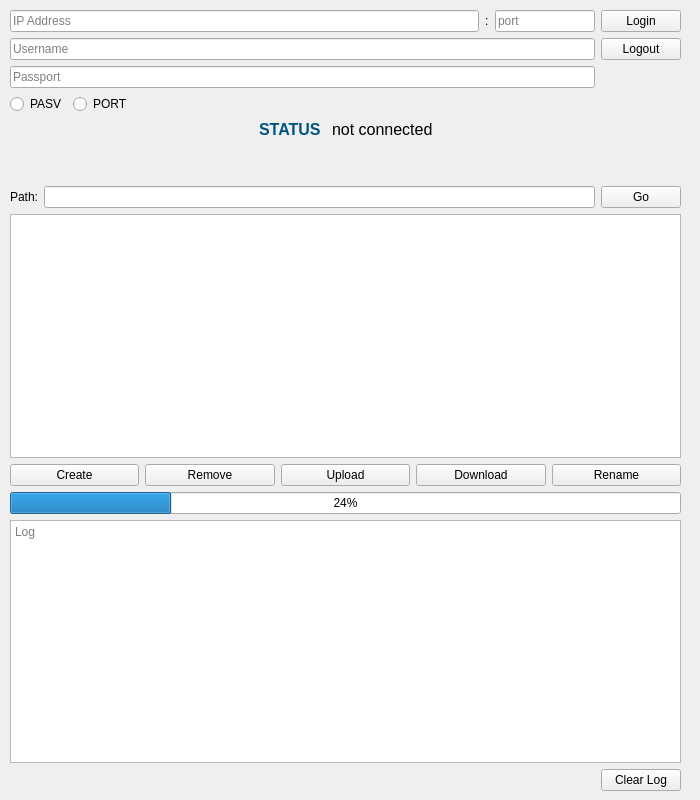
Above: tcp/client/form.ui from Kurzheck/FTP_project before the change. Below: the same form after it.
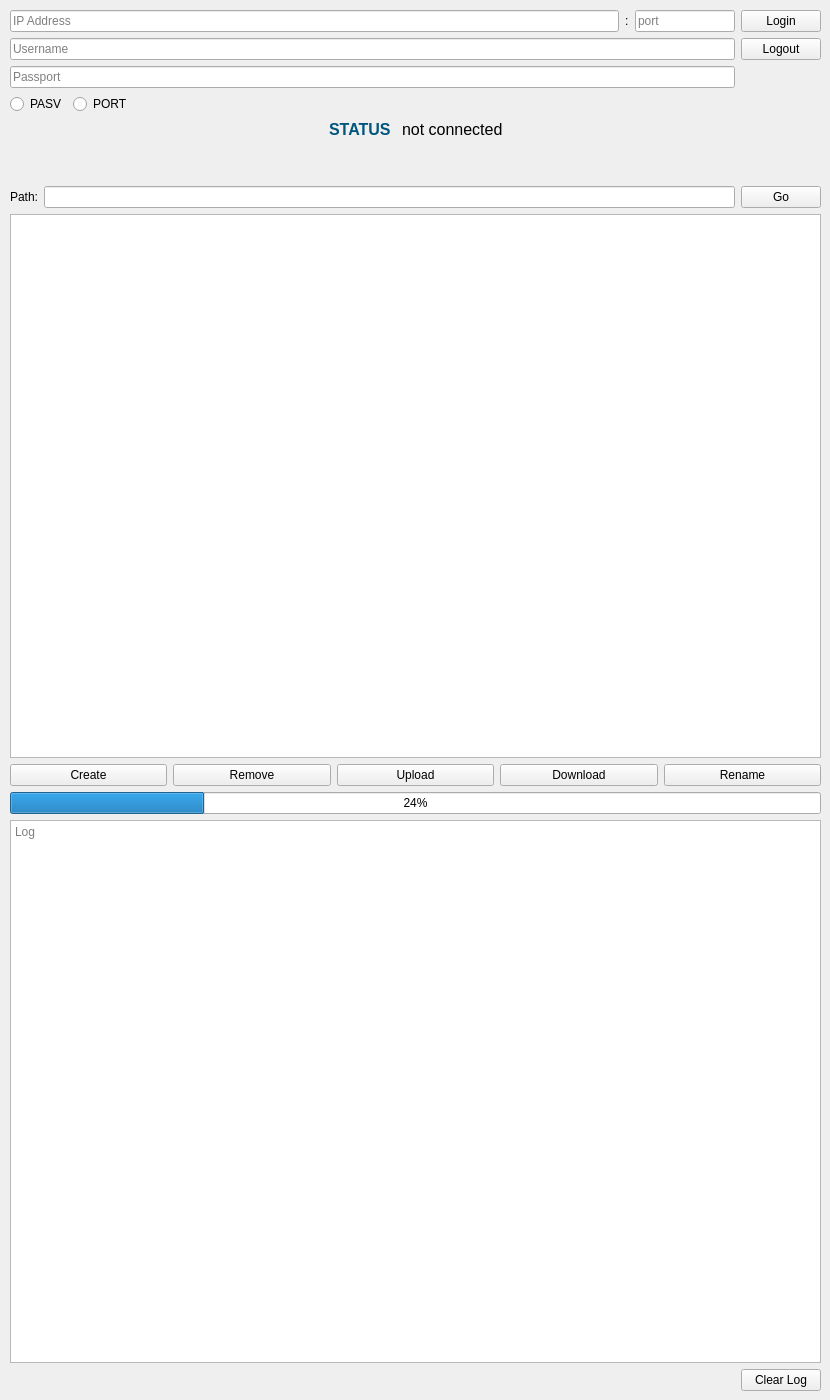
That is the form after the change.

Commit message: resize window

```diff
--- a/tcp/client/form.ui
+++ b/tcp/client/form.ui
@@ -6,8 +6,8 @@
    <rect>
     <x>0</x>
     <y>0</y>
-    <width>700</width>
-    <height>800</height>
+    <width>830</width>
+    <height>1400</height>
    </rect>
   </property>
   <property name="sizePolicy">
@@ -24,8 +24,8 @@
     <rect>
      <x>10</x>
      <y>10</y>
-     <width>671</width>
-     <height>781</height>
+     <width>811</width>
+     <height>1381</height>
     </rect>
    </property>
    <layout class="QVBoxLayout" name="verticalLayout" stretch="0,0,0,0,4,0,0,4,0">
```
